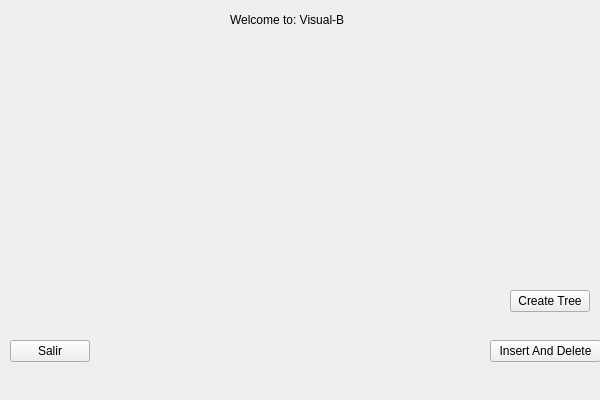
Qt form Tree.ui (DannythePastaMan/QtBTree) before a commit.
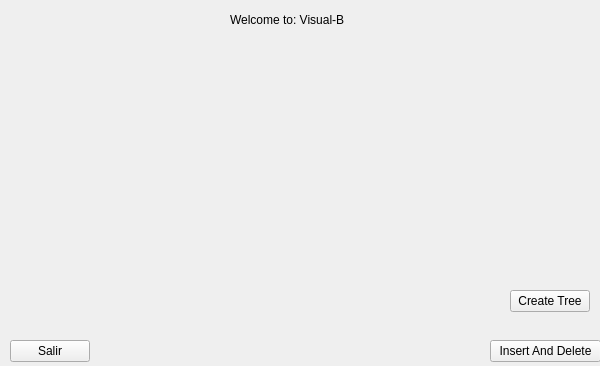
The same form after that commit.

```diff
--- a/Tree.ui
+++ b/Tree.ui
@@ -7,7 +7,7 @@
     <x>0</x>
     <y>0</y>
     <width>600</width>
-    <height>400</height>
+    <height>366</height>
    </rect>
   </property>
   <property name="windowTitle">
```
